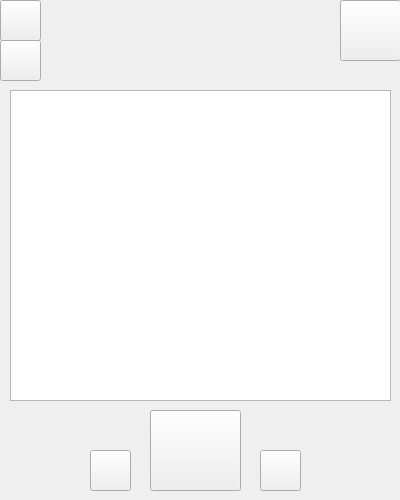
EmoLorry/Cplus-Project, file widget.ui: the form before one commit.
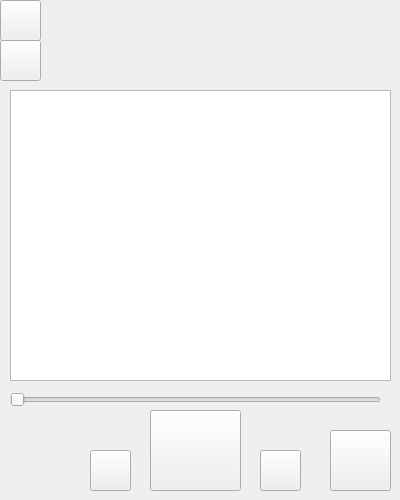
The form after the commit. Icons and pictures are not drawn.

```diff
--- a/widget.ui
+++ b/widget.ui
@@ -85,8 +85,8 @@
   <widget class="QPushButton" name="pushButton_8">
    <property name="geometry">
     <rect>
-     <x>340</x>
-     <y>0</y>
+     <x>330</x>
+     <y>430</y>
      <width>61</width>
      <height>61</height>
     </rect>
@@ -136,10 +136,23 @@
      <x>10</x>
      <y>90</y>
      <width>381</width>
-     <height>311</height>
+     <height>291</height>
     </rect>
    </property>
   </widget>
+  <widget class="QSlider" name="horizontalSlider">
+   <property name="geometry">
+    <rect>
+     <x>10</x>
+     <y>390</y>
+     <width>371</width>
+     <height>20</height>
+    </rect>
+   </property>
+   <property name="orientation">
+    <enum>Qt::Horizontal</enum>
+   </property>
+  </widget>
  </widget>
  <resources/>
  <connections/>
```
